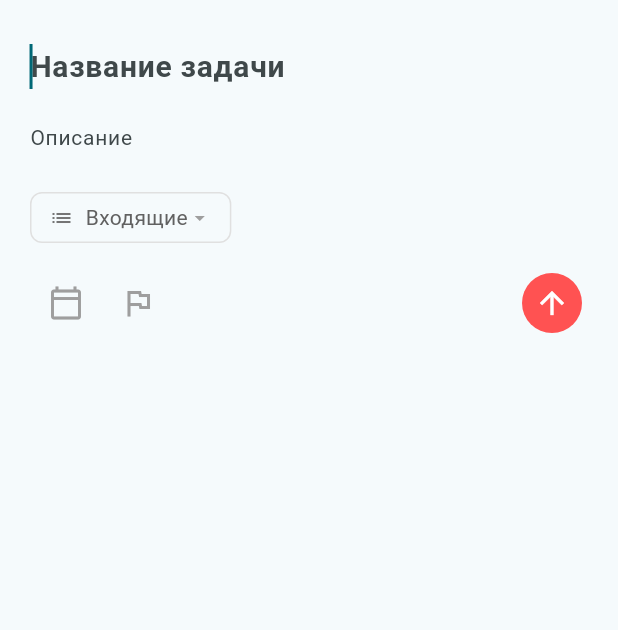
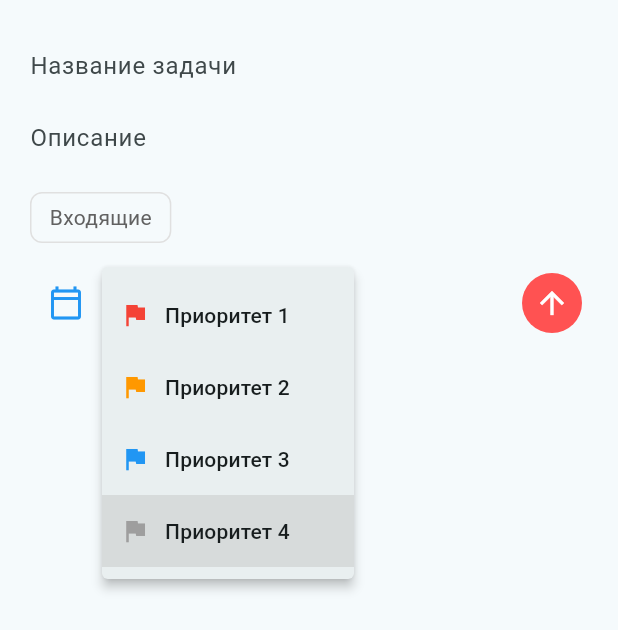
Before and after one commit to AlexFIDA/azurite, a Flutter app: the AddTaskBottomSheet widget shown alone on an empty page, opened directly, after a tap on the "flag" icon, on a phone screen of 412 x 824 dp. Shown: the top 630 px of the screen. Run offline on Flutter 3.47's test engine with Material 3 defaults, Android fonts, the phone set to English and light mode, and no system bars; our stand-ins replace cloud_firestore, firebase_auth, firebase_core, flutter_riverpod, google_sign_in; accounts and stored records are empty.

Commit message:
make TaskDetail better

```diff
--- a/lib/features/todo/UI/widgets/add_task_bottom_sheet.dart
+++ b/lib/features/todo/UI/widgets/add_task_bottom_sheet.dart
@@ -15,17 +15,20 @@
   final _descController = TextEditingController();
   final _focusNode = FocusNode();
 
-  // Состояние выбранного проекта (по умолчанию 'inbox')
   String _selectedProjectId = 'inbox';
+  DateTime? _selectedDate; // Состояние для даты
+  int _priority = 4;        // Состояние для приоритета (1 - макс, 4 - мин)
 
   @override
   void initState() {
     super.initState();
-    // Небольшой лайфхак: если пользователь уже находится внутри какого-то проекта,
-    // логично сразу предложить ему этот проект для новой задачи.
     final currentFilter = ref.read(selectedProjectFilterProvider);
     if (currentFilter != 'today' && currentFilter != 'inbox') {
       _selectedProjectId = currentFilter;
+    }
+    // Если мы в фильтре "Сегодня", логично сразу ставить сегодняшнюю дату
+    if (currentFilter == 'today') {
+      _selectedDate = DateTime.now();
     }
 
     Future.delayed(const Duration(milliseconds: 100), () {
@@ -33,12 +36,15 @@
     });
   }
 
-  @override
-  void dispose() {
-    _titleController.dispose();
-    _descController.dispose();
-    _focusNode.dispose();
-    super.dispose();
+  // Метод выбора даты
+  Future<void> _pickDate() async {
+    final picked = await showDatePicker(
+      context: context,
+      initialDate: _selectedDate ?? DateTime.now(),
+      firstDate: DateTime.now(),
+      lastDate: DateTime(2100),
+    );
+    if (picked != null) setState(() => _selectedDate = picked);
   }
 
   void _submitTask() {
@@ -50,7 +56,9 @@
       title: title,
       description: _descController.text.trim(),
       createdAt: DateTime.now(),
-      projectId: _selectedProjectId, // Используем выбранный ID
+      projectId: _selectedProjectId,
+      dueDate: _selectedDate, // Передаем дату
+      priority: _priority,    // Передаем приоритет
     );
 
     ref.read(todoRepositoryProvider).addTask(newTask);
@@ -59,14 +67,11 @@
 
   @override
   Widget build(BuildContext context) {
-    // Получаем список проектов для выпадающего списка
     final projectsAsync = ref.watch(projectsStreamProvider);
 
     return Padding(
       padding: EdgeInsets.only(
-        left: 20,
-        right: 20,
-        top: 20,
+        left: 20, right: 20, top: 20,
         bottom: MediaQuery.of(context).viewInsets.bottom + 20,
       ),
       child: Column(
@@ -76,27 +81,19 @@
           TextField(
             controller: _titleController,
             focusNode: _focusNode,
-            style: const TextStyle(fontSize: 20, fontWeight: FontWeight.w600),
-            decoration: const InputDecoration(
-              hintText: 'Название задачи',
-              border: InputBorder.none,
-            ),
+            decoration: const InputDecoration(hintText: 'Название задачи', border: InputBorder.none),
           ),
           TextField(
             controller: _descController,
-            style: const TextStyle(fontSize: 14),
-            decoration: const InputDecoration(
-              hintText: 'Описание',
-              border: InputBorder.none,
-            ),
+            decoration: const InputDecoration(hintText: 'Описание', border: InputBorder.none),
           ),
           const SizedBox(height: 12),
 
-          // СЕЛЕКТОР ПРОЕКТА
+          // Выбор проекта (уже был)
           projectsAsync.when(
             data: (projects) => _buildProjectPicker(projects),
-            loading: () => const LinearProgressIndicator(),
-            error: (_, __) => const Text('Ошибка загрузки проектов'),
+            loading: () => const SizedBox(),
+            error: (_, __) => const SizedBox(),
           ),
 
           const SizedBox(height: 16),
@@ -105,13 +102,28 @@
             children: [
               Row(
                 children: [
+                  // КНОПКА ДАТЫ
                   IconButton(
-                    onPressed: () {},
-                    icon: const Icon(Icons.calendar_today_outlined, color: Colors.grey),
+                    onPressed: _pickDate,
+                    icon: Icon(
+                      Icons.calendar_today_outlined,
+                      color: _selectedDate != null ? Colors.blue : Colors.grey
+                    ),
                   ),
-                  IconButton(
-                    onPressed: () {},
-                    icon: const Icon(Icons.flag_outlined, color: Colors.grey),
+                  // ВЫБОР ПРИОРИТЕТА
+                  PopupMenuButton<int>(
+                    initialValue: _priority,
+                    onSelected: (val) => setState(() => _priority = val),
+                    icon: Icon(
+                      Icons.flag_outlined,
+                      color: _getPriorityColor(_priority)
+                    ),
+                    itemBuilder: (context) => [
+                      _priorityItem(1, 'Приоритет 1', Colors.red),
+                      _priorityItem(2, 'Приоритет 2', Colors.orange),
+                      _priorityItem(3, 'Приоритет 3', Colors.blue),
+                      _priorityItem(4, 'Приоритет 4', Colors.grey),
+                    ],
                   ),
                 ],
               ),
@@ -127,9 +139,29 @@
     );
   }
 
-  // Виджет выбора проекта (PopupMenuButton — это лаконично и удобно)
+  PopupMenuItem<int> _priorityItem(int value, String text, Color color) {
+    return PopupMenuItem(
+      value: value,
+      child: Row(
+        children: [
+          Icon(Icons.flag, color: color, size: 20),
+          const SizedBox(width: 10),
+          Text(text),
+        ],
+      ),
+    );
+  }
+
+  Color _getPriorityColor(int p) {
+    switch(p) {
+      case 1: return Colors.red;
+      case 2: return Colors.orange;
+      case 3: return Colors.blue;
+      default: return Colors.grey;
+    }
+  }
+
   Widget _buildProjectPicker(List projects) {
-    // Находим имя текущего выбранного проекта для отображения на кнопке
     String currentProjectName = 'Входящие';
     if (_selectedProjectId != 'inbox') {
       try {
@@ -141,26 +173,12 @@
       onSelected: (id) => setState(() => _selectedProjectId = id),
       itemBuilder: (context) => [
         const PopupMenuItem(value: 'inbox', child: Text('📥 Входящие')),
-        ...projects.map((p) => PopupMenuItem(
-          value: p.id,
-          child: Text('# ${p.name}'),
-        )),
+        ...projects.map((p) => PopupMenuItem(value: p.id, child: Text('# ${p.name}'))),
       ],
       child: Container(
         padding: const EdgeInsets.symmetric(horizontal: 12, vertical: 6),
-        decoration: BoxDecoration(
-          border: Border.all(color: Colors.grey.shade300),
-          borderRadius: BorderRadius.circular(8),
-        ),
-        child: Row(
-          mainAxisSize: MainAxisSize.min,
-          children: [
-            Icon(Icons.list, size: 16, color: Colors.grey.shade600),
-            const SizedBox(width: 8),
-            Text(currentProjectName, style: TextStyle(color: Colors.grey.shade700)),
-            const Icon(Icons.arrow_drop_down, size: 16, color: Colors.grey),
-          ],
-        ),
+        decoration: BoxDecoration(border: Border.all(color: Colors.grey.shade300), borderRadius: BorderRadius.circular(8)),
+        child: Text(currentProjectName, style: TextStyle(color: Colors.grey.shade700)),
       ),
     );
   }
```
Also changed, not shown: lib/features/todo/UI/task_details_screen.dart (+124 -19 lines), lib/features/todo/UI/todo_screen.dart (+27 -27 lines), lib/features/todo/UI/widgets/todo_drawer.dart (+3 -33 lines).
